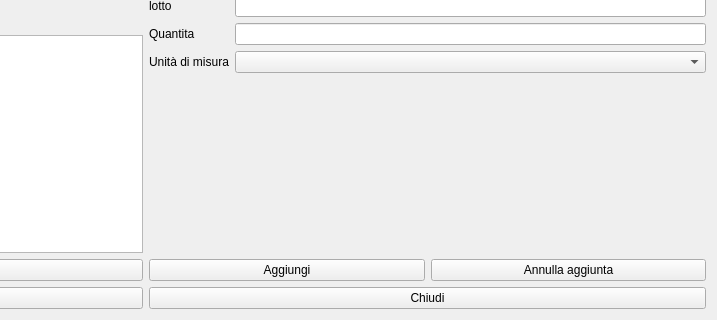
The window that hmodifyprod.ui (fblabs/hamlet-mod-sancon) describes before a commit, drawn with Qt 5; both pictures show x 426 to 1143 and y 391 to 711 of the 1143 by 711 pixel window.
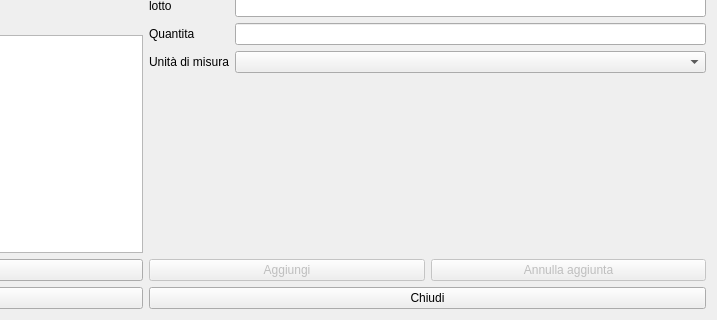
The same window after the commit. Icons and pictures are not drawn.

```diff
--- a/hmodifyprod.ui
+++ b/hmodifyprod.ui
@@ -243,7 +243,7 @@
            <item>
             <widget class="QPushButton" name="pushButton_4">
              <property name="enabled">
-              <bool>true</bool>
+              <bool>false</bool>
              </property>
              <property name="text">
               <string>Aggiungi</string>
@@ -256,6 +256,9 @@
            </item>
            <item>
             <widget class="QPushButton" name="pushButton_5">
+             <property name="enabled">
+              <bool>false</bool>
+             </property>
              <property name="text">
               <string>Annulla aggiunta</string>
              </property>
```
